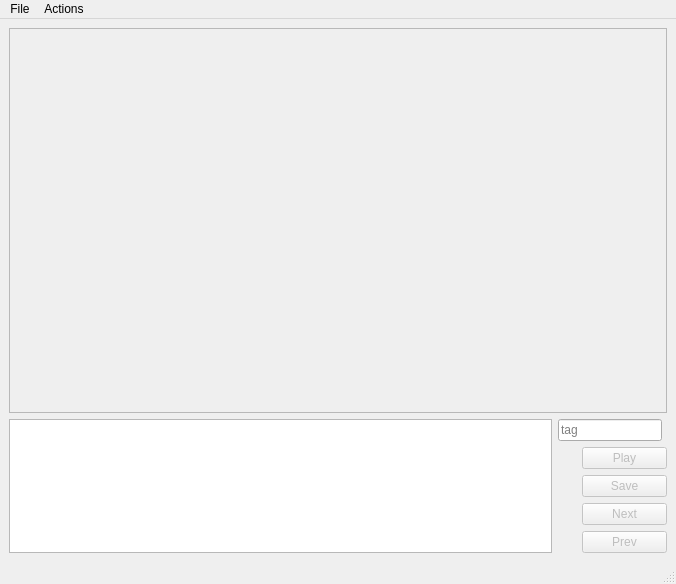
The window that ui/soundannotator.ui (resinizar/sound-annotator) describes before a commit, drawn with Qt 5.
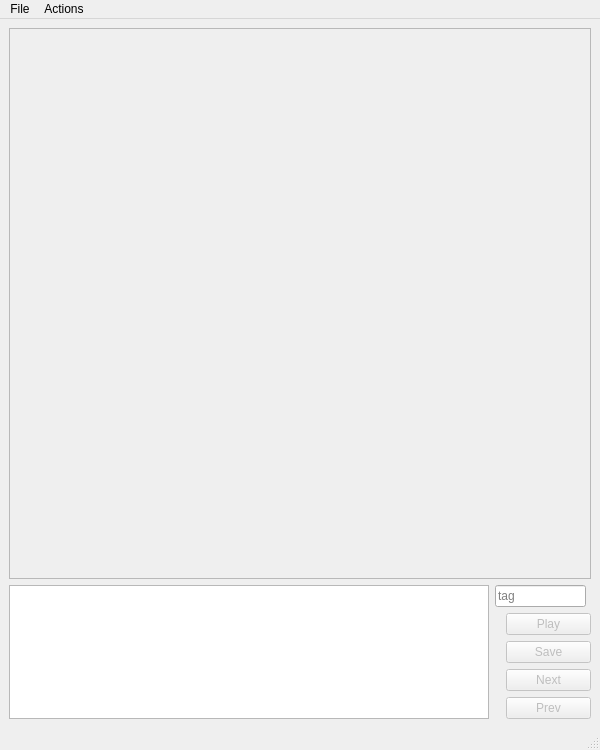
The same window after the commit. Custom widgets are drawn as their Qt base class.

Patch:
```diff
--- a/ui/soundannotator.ui
+++ b/ui/soundannotator.ui
@@ -6,8 +6,8 @@
    <rect>
     <x>0</x>
     <y>0</y>
-    <width>676</width>
-    <height>584</height>
+    <width>600</width>
+    <height>750</height>
    </rect>
   </property>
   <property name="windowTitle">
@@ -25,8 +25,8 @@
         <rect>
          <x>0</x>
          <y>0</y>
-         <width>650</width>
-         <height>328</height>
+         <width>574</width>
+         <height>494</height>
         </rect>
        </property>
        <widget class="SpecViewer" name="viewer">
@@ -164,7 +164,7 @@
     <rect>
      <x>0</x>
      <y>0</y>
-     <width>676</width>
+     <width>600</width>
      <height>22</height>
     </rect>
    </property>
```
Left out of the diff: 23 changed lines with no effect on the pictures.
